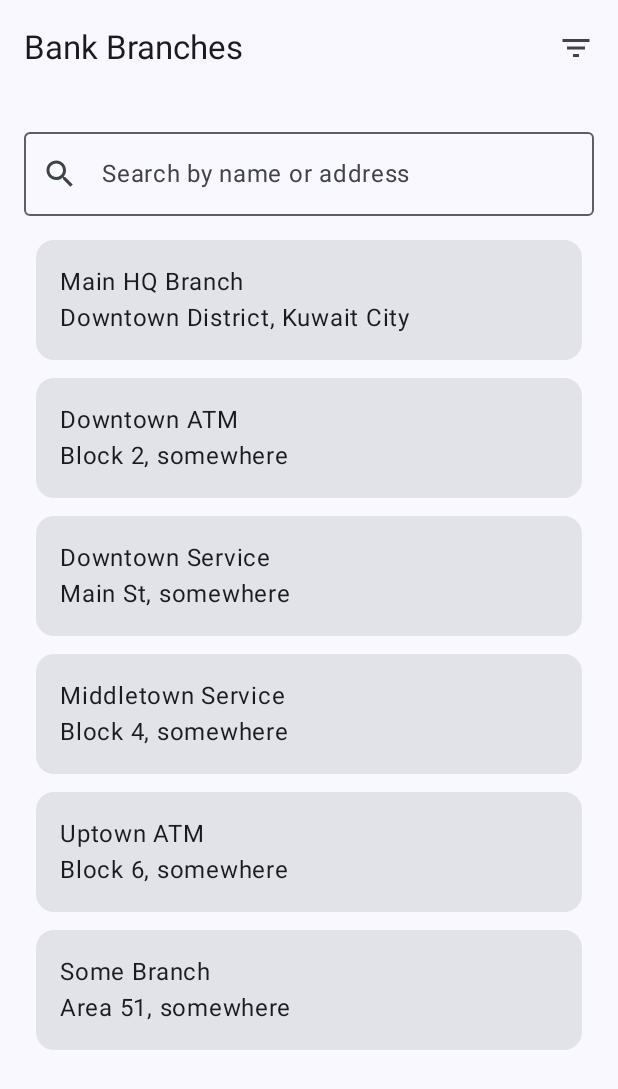
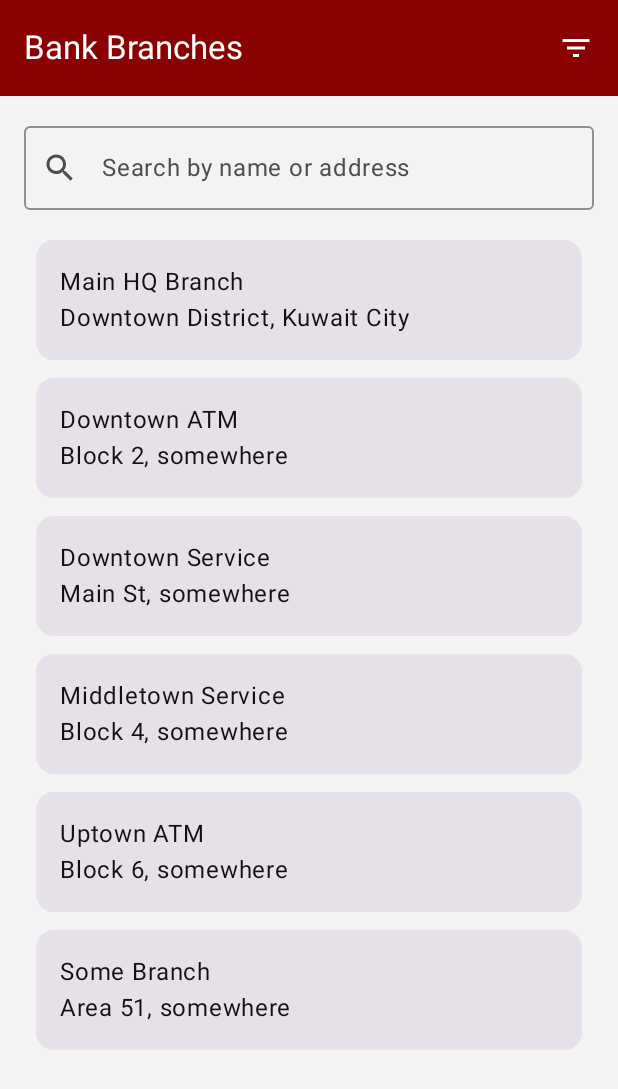
Before and after one commit to Njjoodd/MiniProject, an Android app built with Jetpack Compose: the screen it shows after launch (MainActivity), on a phone screen of 412 x 824 dp. Shown: the top 1089 px of the screen. Run offline under Robolectric (Android 15) with nearby library versions, the phone set to English and light mode, and no system bars.

Commit message:
project complete! ui added

```diff
--- a/app/src/main/java/com/first/miniproject/MainActivity.kt
+++ b/app/src/main/java/com/first/miniproject/MainActivity.kt
@@ -7,7 +7,6 @@ import androidx.activity.enableEdgeToEdge
 import androidx.compose.foundation.layout.*
 import androidx.compose.material.icons.Icons
 import androidx.compose.material.icons.filled.FilterList
-import androidx.compose.material.icons.filled.Sort
 import androidx.compose.material3.*
 import androidx.compose.runtime.*
 import androidx.compose.ui.Modifier
@@ -35,17 +34,33 @@ class MainActivity : ComponentActivity() {
 
                 Scaffold(
                     modifier = Modifier.fillMaxSize(),
+                    containerColor = MaterialTheme.colorScheme.background,
                     topBar = {
                         TopAppBar(
-                            title = { Text("Bank Branches") },
+                            title = {
+                                Text(
+                                    text = "Bank Branches",
+                                    color = MaterialTheme.colorScheme.onPrimary
+                                )
+                            },
+                            colors = TopAppBarDefaults.topAppBarColors(
+                                containerColor = MaterialTheme.colorScheme.primary
+                            ),
                             actions = {
                                 if (viewModel.isFiltered) {
                                     TextButton(onClick = { viewModel.resetBranches() }) {
-                                        Text("Reset Filters")
+                                        Text(
+                                            "Reset Filters",
+                                            color = MaterialTheme.colorScheme.onPrimary
+                                        )
                                     }
                                 }
                                 IconButton(onClick = { filterMenuExpanded = true }) {
-                                    Icon(Icons.Default.FilterList, contentDescription = "Filter")
+                                    Icon(
+                                        imageVector = Icons.Default.FilterList,
+                                        contentDescription = "Filter",
+                                        tint = MaterialTheme.colorScheme.onPrimary
+                                    )
                                 }
                                 DropdownMenu(
                                     expanded = filterMenuExpanded,
@@ -66,7 +81,7 @@ class MainActivity : ComponentActivity() {
                                         }
                                     )
                                     DropdownMenuItem(
-                                        text = { Text("Show 24/7") },
+                                        text = { Text("Open 24/7") },
                                         onClick = {
                                             viewModel.filterBranchesByHours()
                                             filterMenuExpanded = false
@@ -83,12 +98,16 @@ class MainActivity : ComponentActivity() {
                         modifier = Modifier.padding(innerPadding)
                     ) {
                         composable("branchList") {
-                            Column(modifier = Modifier.padding(16.dp)) {
+                            Column(
+                                modifier = Modifier
+                                    .fillMaxSize()
+                                    .padding(horizontal = 16.dp, vertical = 12.dp),
+                                verticalArrangement = Arrangement.spacedBy(12.dp)
+                            ) {
                                 SearchBar(
                                     query = viewModel.searchQuery,
                                     onQueryChange = { viewModel.updateSearchQuery(it) }
                                 )
-                                Spacer(modifier = Modifier.height(8.dp))
                                 BranchesList(
                                     branches = viewModel.filteredBranches,
                                     viewModel = viewModel,
--- a/app/src/main/java/com/first/miniproject/ui/screens/BranchDetails.kt
+++ b/app/src/main/java/com/first/miniproject/ui/screens/BranchDetails.kt
@@ -1,6 +1,5 @@
 package com.first.miniproject.ui.screens
 
-import android.util.Log
 import androidx.compose.foundation.layout.*
 import androidx.compose.foundation.rememberScrollState
 import androidx.compose.foundation.verticalScroll
@@ -35,8 +34,10 @@ fun BranchDetails(
 
     Column(
         modifier = modifier
+            .fillMaxSize()
             .padding(16.dp)
-            .verticalScroll(rememberScrollState())
+            .verticalScroll(rememberScrollState()),
+        verticalArrangement = Arrangement.spacedBy(16.dp)
     ) {
         TopAppBar(
             title = { Text(branch.name) },
@@ -44,29 +45,37 @@ fun BranchDetails(
                 IconButton(onClick = { navController.popBackStack() }) {
                     Icon(imageVector = Icons.Default.ArrowBack, contentDescription = "Back")
                 }
-            }
+            },
+            colors = TopAppBarDefaults.topAppBarColors(
+                containerColor = MaterialTheme.colorScheme.primary,
+                titleContentColor = MaterialTheme.colorScheme.onPrimary,
+                navigationIconContentColor = MaterialTheme.colorScheme.onPrimary
+            )
         )
-
-        Spacer(modifier = Modifier.height(16.dp))
 
         AsyncImage(
             model = ImageRequest.Builder(LocalContext.current)
                 .data(branch.imageUri)
                 .crossfade(true)
                 .build(),
-            contentDescription = null,
+            contentDescription = "Branch Image",
+            contentScale = ContentScale.Crop,
             modifier = Modifier
                 .fillMaxWidth()
                 .height(200.dp),
-            contentScale = ContentScale.Crop
+            placeholder = painterResource(id = R.drawable.placeholder_branch),
+            error = painterResource(id = R.drawable.placeholder_branch)
         )
-        Spacer(modifier = Modifier.height(12.dp))
-        Text(text = "Type: ${branch.type.displayName}", fontSize = 16.sp)
-        Text(text = "Address: ${branch.address}", fontSize = 16.sp)
-        Text(text = "Phone: ${branch.phone}", fontSize = 16.sp)
-        Text(text = "Hours: ${branch.hours}", fontSize = 16.sp)
 
-        Spacer(modifier = Modifier.height(12.dp))
+        Column(
+            verticalArrangement = Arrangement.spacedBy(8.dp),
+            modifier = Modifier.fillMaxWidth()
+        ) {
+            Text(text = "Type: ${branch.type.displayName}", fontSize = 16.sp)
+            Text(text = "Address: ${branch.address}", fontSize = 16.sp)
+            Text(text = "Phone: ${branch.phone}", fontSize = 16.sp)
+            Text(text = "Hours: ${branch.hours}", fontSize = 16.sp)
+        }
 
         Button(
             onClick = { uriHandler.openUri(branch.locationUrl) },
@@ -74,8 +83,6 @@ fun BranchDetails(
         ) {
             Text("Open in Google Maps")
         }
-
-        Spacer(modifier = Modifier.height(8.dp))
 
         Button(
             onClick = { viewModel.setFavorite(branch.id) },
--- a/app/src/main/java/com/first/miniproject/ui/theme/Theme.kt
+++ b/app/src/main/java/com/first/miniproject/ui/theme/Theme.kt
@@ -1,26 +1,72 @@
 package com.first.miniproject.ui.theme
 
-import android.app.Activity
 import android.os.Build
 import androidx.compose.foundation.isSystemInDarkTheme
-import androidx.compose.material3.MaterialTheme
-import androidx.compose.material3.darkColorScheme
-import androidx.compose.material3.dynamicDarkColorScheme
-import androidx.compose.material3.dynamicLightColorScheme
-import androidx.compose.material3.lightColorScheme
+import androidx.compose.material3.*
 import androidx.compose.runtime.Composable
+import androidx.compose.ui.graphics.Color
 import androidx.compose.ui.platform.LocalContext
 
 private val DarkColorScheme = darkColorScheme(
-    primary = Purple80,
-    secondary = PurpleGrey80,
-    tertiary = Pink80
+    primary = Color(0xFFFFDADB),
+    onPrimary = Color(0xFF690000),
+    primaryContainer = Color(0xFF93000A),
+    onPrimaryContainer = Color(0xFFFFDAD6),
+    secondary = Color(0xFFCCC5C5),
+    onSecondary = Color(0xFF332F2F),
+    secondaryContainer = Color(0xFF4A4545),
+    onSecondaryContainer = Color(0xFFE8E0E0),
+    tertiary = Color(0xFFEFB8C8),
+    onTertiary = Color(0xFF492532),
+    tertiaryContainer = Color(0xFF633B48),
+    onTertiaryContainer = Color(0xFFFFD9E3),
+    error = Color(0xFFFFB4AB),
+    onError = Color(0xFF690005),
+    errorContainer = Color(0xFF93000A),
+    onErrorContainer = Color(0xFFFFDAD6),
+    background = Color(0xFF1E1E1E),
+    onBackground = Color(0xFFE6E1E5),
+    surface = Color(0xFF1C1B1F),
+    onSurface = Color(0xFFE6E1E5),
+    surfaceVariant = Color(0xFF49454F),
+    onSurfaceVariant = Color(0xFFCAC4D0),
+    outline = Color(0xFF938F99),
+    outlineVariant = Color(0xFF49454F),
+    inverseSurface = Color(0xFFE6E1E5),
+    inverseOnSurface = Color(0xFF1C1B1F),
+    inversePrimary = Color(0xFFBA1A1A)
 )
 
 private val LightColorScheme = lightColorScheme(
-    primary = Purple40,
-    secondary = PurpleGrey40,
-    tertiary = Pink40
+    primary = Color(0xFF8A0303),
+    onPrimary = Color(0xFFFFFFFF),
+    primaryContainer = Color(0xFFFFDADB),
+    onPrimaryContainer = Color(0xFF690000),
+    secondary = Color(0xFFCCC5C5),
+    onSecondary = Color(0xFF000000),
+    secondaryContainer = Color(0xFFE8E0E0),
+    onSecondaryContainer = Color(0xFF1C1B1F),
+    tertiary = Color(0xFFEFB8C8),
+    onTertiary = Color(0xFF000000),
+    tertiaryContainer = Color(0xFFFFD9E3),
+    onTertiaryContainer = Color(0xFF1C1B1F),
+    error = Color(0xFFB00020),
+    onError = Color(0xFFFFFFFF),
+    errorContainer = Color(0xFFFCD8DF),
+    onErrorContainer = Color(0xFF370617),
+    background = Color(0xFFF3F3F3),
+    onBackground = Color(0xFF1C1C1C),
+    surface = Color(0xFFFFFFFF),
+    onSurface = Color(0xFF111111),
+    surfaceVariant = Color(0xFFF1EFEF),
+    onSurfaceVariant = Color(0xFF4D4D4D),
+    outline = Color(0xFF8F8F8F),
+    outlineVariant = Color(0xFFCFCFCF),
+    inverseSurface = Color(0xFF2D2D2D),
+    inverseOnSurface = Color(0xFFFAFAFA),
+    inversePrimary = Color(0xFFBA1A1A)
+)
+
 
 /* Other default colors to override
 background = Color(0xFFFFFBFE),
@@ -31,13 +77,13 @@ private val LightColorScheme = lightColorScheme(
 onBackground = Color(0xFF1C1B1F),
 onSurface = Color(0xFF1C1B1F),
 */
-)
+
 
 @Composable
 fun MiniProjectTheme(
     darkTheme: Boolean = isSystemInDarkTheme(),
     // Dynamic color is available on Android 12+
-    dynamicColor: Boolean = true,
+    dynamicColor: Boolean = false,
     content: @Composable () -> Unit
 ) {
     val colorScheme = when {
@@ -45,7 +91,6 @@ fun MiniProjectTheme(
             val context = LocalContext.current
             if (darkTheme) dynamicDarkColorScheme(context) else dynamicLightColorScheme(context)
         }
-
         darkTheme -> DarkColorScheme
         else -> LightColorScheme
     }
```
Lines whose indentation alone changed are shown as unchanged.
